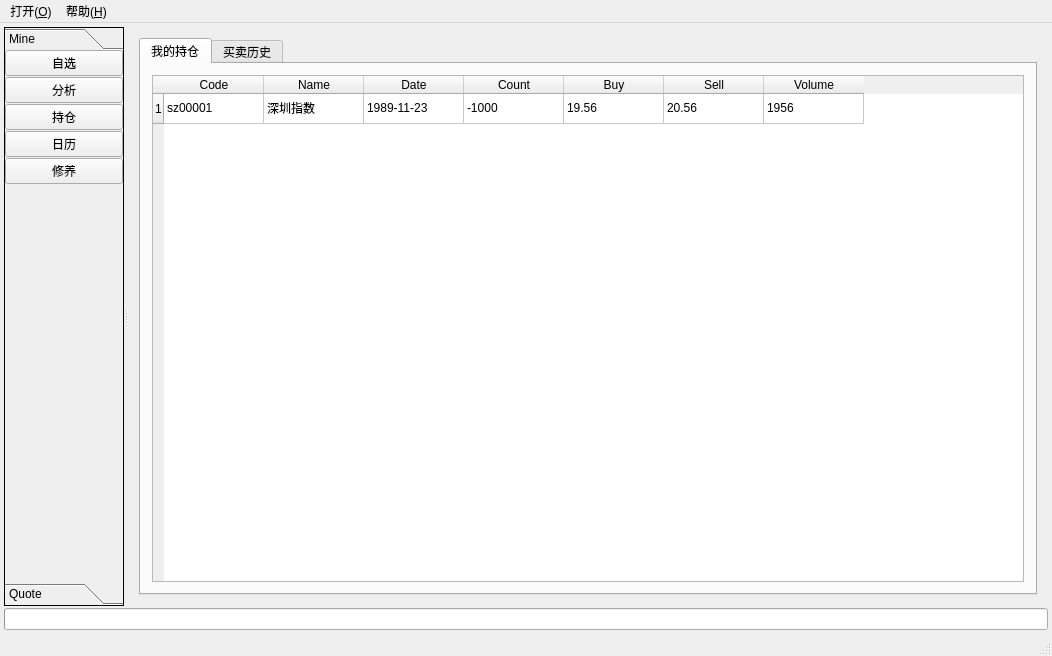
Old version of the form QtApp/QStock/QStock/QStockMainWindows.ui in the repository yixiaoyang/QStock.
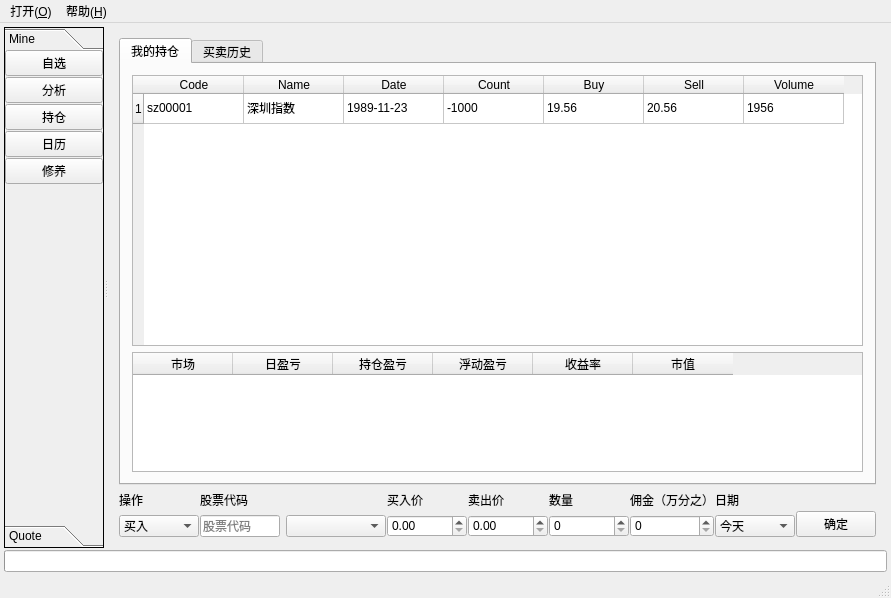
New version of the form. The open tabs and pages were chosen to show the change. Icons and pictures are not drawn. Custom widgets are drawn as their Qt base class.

Commit message: 1.APP更新：添加持仓交互界面原型。

The edit to the form file:
```diff
--- a/QtApp/QStock/QStock/QStockMainWindows.ui
+++ b/QtApp/QStock/QStock/QStockMainWindows.ui
@@ -6,8 +6,8 @@
    <rect>
     <x>0</x>
     <y>0</y>
-    <width>1052</width>
-    <height>656</height>
+    <width>887</width>
+    <height>598</height>
    </rect>
   </property>
   <property name="windowTitle">
@@ -59,13 +59,13 @@
       <widget class="QToolBox" name="toolBox">
        <property name="minimumSize">
         <size>
-         <width>120</width>
+         <width>100</width>
          <height>0</height>
         </size>
        </property>
        <property name="maximumSize">
         <size>
-         <width>120</width>
+         <width>100</width>
          <height>16777215</height>
         </size>
        </property>
@@ -86,8 +86,8 @@
          <rect>
           <x>0</x>
           <y>0</y>
-          <width>118</width>
-          <height>535</height>
+          <width>98</width>
+          <height>477</height>
          </rect>
         </property>
         <attribute name="icon">
@@ -388,6 +388,9 @@
         </property>
         <item>
          <widget class="QStackedWidget" name="stackedWidget">
+          <property name="frameShape">
+           <enum>QFrame::NoFrame</enum>
+          </property>
           <widget class="QWidget" name="page_runtime">
            <layout class="QVBoxLayout" name="verticalLayout">
             <property name="spacing">
@@ -801,17 +804,32 @@
            </layout>
           </widget>
           <widget class="QWidget" name="page_positions">
-           <layout class="QVBoxLayout" name="verticalLayout_9">
+           <layout class="QVBoxLayout" name="verticalLayout_19">
             <item>
              <widget class="QTabWidget" name="tabWidget">
+              <property name="tabPosition">
+               <enum>QTabWidget::North</enum>
+              </property>
+              <property name="tabShape">
+               <enum>QTabWidget::Rounded</enum>
+              </property>
               <property name="currentIndex">
                <number>0</number>
               </property>
-              <widget class="QWidget" name="tab">
+              <property name="documentMode">
+               <bool>false</bool>
+              </property>
+              <property name="tabsClosable">
+               <bool>false</bool>
+              </property>
+              <property name="movable">
+               <bool>false</bool>
+              </property>
+              <widget class="QWidget" name="tab_position">
                <attribute name="title">
                 <string>我的持仓</string>
                </attribute>
-               <layout class="QVBoxLayout" name="verticalLayout_11">
+               <layout class="QVBoxLayout" name="verticalLayout_20">
                 <item>
                  <widget class="QTableWidget" name="tableWidget_myPositions">
                   <property name="maximumSize">
@@ -930,6 +948,52 @@
                   </item>
                  </widget>
                 </item>
+                <item>
+                 <widget class="QTableWidget" name="tableWidget_myPosProfile">
+                  <property name="minimumSize">
+                   <size>
+                    <width>0</width>
+                    <height>60</height>
+                   </size>
+                  </property>
+                  <property name="maximumSize">
+                   <size>
+                    <width>16777215</width>
+                    <height>120</height>
+                   </size>
+                  </property>
+                  <column>
+                   <property name="text">
+                    <string>市场</string>
+                   </property>
+                  </column>
+                  <column>
+                   <property name="text">
+                    <string>日盈亏</string>
+                   </property>
+                  </column>
+                  <column>
+                   <property name="text">
+                    <string>持仓盈亏</string>
+                   </property>
+                  </column>
+                  <column>
+                   <property name="text">
+                    <string>浮动盈亏</string>
+                   </property>
+                  </column>
+                  <column>
+                   <property name="text">
+                    <string>收益率</string>
+                   </property>
+                  </column>
+                  <column>
+                   <property name="text">
+                    <string>市值</string>
+                   </property>
+                  </column>
+                 </widget>
+                </item>
                </layout>
               </widget>
               <widget class="QWidget" name="tab_2">
@@ -1047,6 +1111,227 @@
               </widget>
              </widget>
             </item>
+            <item>
+             <widget class="QWidget" name="widget_ops" native="true">
+              <layout class="QHBoxLayout" name="horizontalLayout_5">
+               <property name="spacing">
+                <number>1</number>
+               </property>
+               <property name="leftMargin">
+                <number>0</number>
+               </property>
+               <property name="topMargin">
+                <number>0</number>
+               </property>
+               <property name="rightMargin">
+                <number>0</number>
+               </property>
+               <property name="bottomMargin">
+                <number>0</number>
+               </property>
+               <item>
+                <layout class="QVBoxLayout" name="verticalLayout_9">
+                 <item>
+                  <widget class="QLabel" name="label_5">
+                   <property name="text">
+                    <string>操作</string>
+                   </property>
+                  </widget>
+                 </item>
+                 <item>
+                  <widget class="QComboBox" name="comboBox_posOps">
+                   <property name="minimumSize">
+                    <size>
+                     <width>80</width>
+                     <height>0</height>
+                    </size>
+                   </property>
+                   <item>
+                    <property name="text">
+                     <string>买入</string>
+                    </property>
+                   </item>
+                   <item>
+                    <property name="text">
+                     <string>卖出</string>
+                    </property>
+                   </item>
+                  </widget>
+                 </item>
+                </layout>
+               </item>
+               <item>
+                <layout class="QVBoxLayout" name="verticalLayout_13">
+                 <item>
+                  <widget class="QLabel" name="label_3">
+                   <property name="text">
+                    <string>股票代码</string>
+                   </property>
+                  </widget>
+                 </item>
+                 <item>
+                  <layout class="QHBoxLayout" name="horizontalLayout_4">
+                   <item>
+                    <widget class="QLineEdit" name="lineEdit_posCode">
+                     <property name="minimumSize">
+                      <size>
+                       <width>80</width>
+                       <height>0</height>
+                      </size>
+                     </property>
+                     <property name="placeholderText">
+                      <string>股票代码</string>
+                     </property>
+                    </widget>
+                   </item>
+                   <item>
+                    <widget class="QComboBox" name="comboBox_posCodeSel">
+                     <property name="minimumSize">
+                      <size>
+                       <width>100</width>
+                       <height>0</height>
+                      </size>
+                     </property>
+                    </widget>
+                   </item>
+                  </layout>
+                 </item>
+                </layout>
+               </item>
+               <item>
+                <layout class="QVBoxLayout" name="verticalLayout_14">
+                 <item>
+                  <widget class="QLabel" name="label_2">
+                   <property name="text">
+                    <string>买入价</string>
+                   </property>
+                  </widget>
+                 </item>
+                 <item>
+                  <widget class="QDoubleSpinBox" name="doubleSpinBox_posBuy">
+                   <property name="minimumSize">
+                    <size>
+                     <width>80</width>
+                     <height>0</height>
+                    </size>
+                   </property>
+                  </widget>
+                 </item>
+                </layout>
+               </item>
+               <item>
+                <layout class="QVBoxLayout" name="verticalLayout_15">
+                 <item>
+                  <widget class="QLabel" name="label_4">
+                   <property name="text">
+                    <string>卖出价</string>
+                   </property>
+                  </widget>
+                 </item>
+                 <item>
+                  <widget class="QDoubleSpinBox" name="doubleSpinBox_posSell">
+                   <property name="minimumSize">
+                    <size>
+                     <width>80</width>
+                     <height>0</height>
+                    </size>
+                   </property>
+                  </widget>
+                 </item>
+                </layout>
+               </item>
+               <item>
+                <layout class="QVBoxLayout" name="verticalLayout_21">
+                 <item>
+                  <widget class="QLabel" name="label_9">
+                   <property name="text">
+                    <string>数量</string>
+                   </property>
+                  </widget>
+                 </item>
+                 <item>
+                  <widget class="QSpinBox" name="spinBox_posCount">
+                   <property name="minimumSize">
+                    <size>
+                     <width>80</width>
+                     <height>0</height>
+                    </size>
+                   </property>
+                  </widget>
+                 </item>
+                </layout>
+               </item>
+               <item>
+                <layout class="QVBoxLayout" name="verticalLayout_17">
+                 <item>
+                  <widget class="QLabel" name="label_7">
+                   <property name="text">
+                    <string>佣金（万分之）</string>
+                   </property>
+                  </widget>
+                 </item>
+                 <item>
+                  <widget class="QSpinBox" name="spinBox_posAgent">
+                   <property name="minimumSize">
+                    <size>
+                     <width>80</width>
+                     <height>0</height>
+                    </size>
+                   </property>
+                  </widget>
+                 </item>
+                </layout>
+               </item>
+               <item>
+                <layout class="QVBoxLayout" name="verticalLayout_18">
+                 <item>
+                  <widget class="QLabel" name="label_8">
+                   <property name="text">
+                    <string>日期</string>
+                   </property>
+                  </widget>
+                 </item>
+                 <item>
+                  <widget class="QComboBox" name="comboBox_posDate">
+                   <property name="minimumSize">
+                    <size>
+                     <width>80</width>
+                     <height>0</height>
+                    </size>
+                   </property>
+                   <item>
+                    <property name="text">
+                     <string>今天</string>
+                    </property>
+                   </item>
+                  </widget>
+                 </item>
+                </layout>
+               </item>
+               <item>
+                <layout class="QVBoxLayout" name="verticalLayout_16">
+                 <property name="spacing">
+                  <number>0</number>
+                 </property>
+                 <item>
+                  <widget class="QLabel" name="label_6">
+                   <property name="text">
+                    <string/>
+                   </property>
+                  </widget>
+                 </item>
+                 <item>
+                  <widget class="QPushButton" name="pushButton_AddPosition">
+                   <property name="text">
+                    <string>确定</string>
+                   </property>
+                  </widget>
+                 </item>
+                </layout>
+               </item>
+              </layout>
+             </widget>
+            </item>
            </layout>
           </widget>
           <widget class="QWidget" name="page_calendar">
@@ -1103,7 +1388,7 @@
     <rect>
      <x>0</x>
      <y>0</y>
-     <width>1052</width>
+     <width>887</width>
      <height>21</height>
     </rect>
    </property>
```
Left out of the diff: 6 changed lines with no effect on the pictures. The commit also changes 2 other files.
